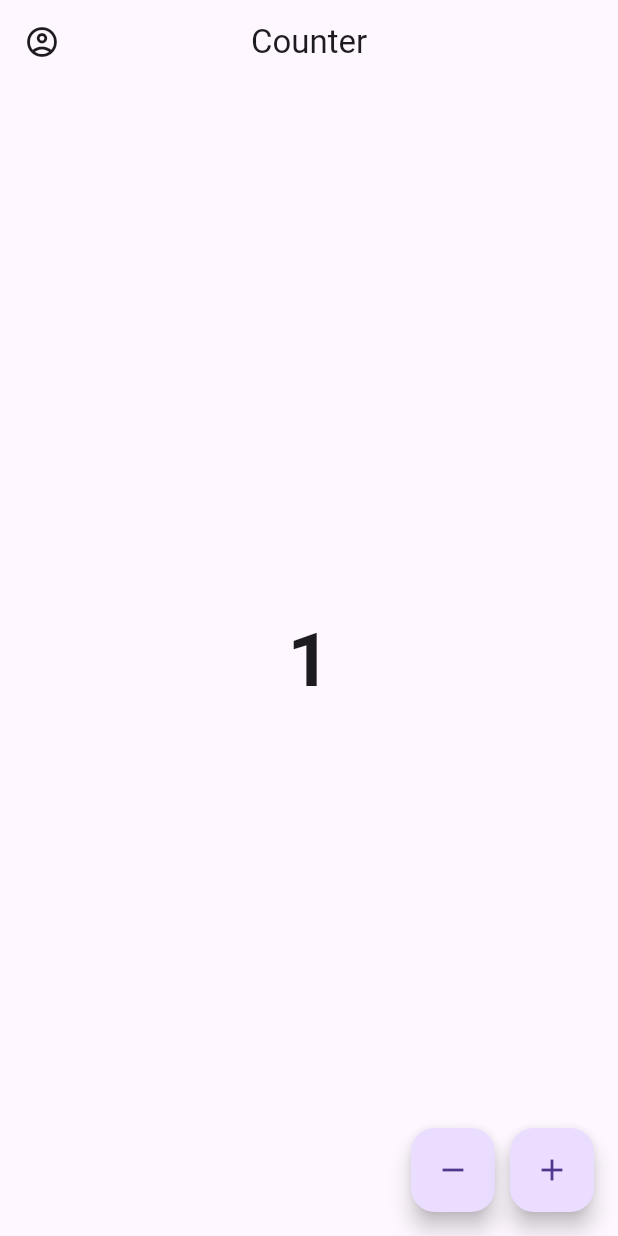
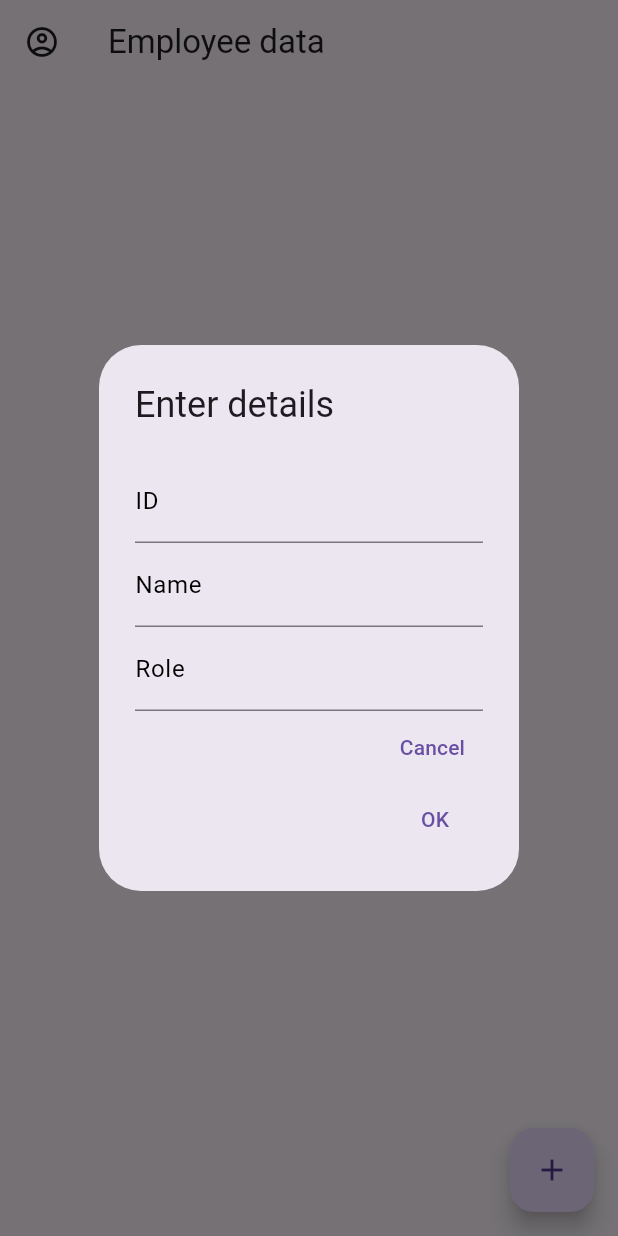
Before and after one commit to Sahilk0809/adv_flutter_getx, a Flutter app: the screen it shows after launch, after a tap on the "add" icon, on a phone screen of 412 x 824 dp. Run offline on Flutter 3.47's test engine with Material 3 defaults, Android fonts, the light colour scheme and no system bars; our stand-ins replace get.

Commit message:
12-08-2024

```diff
--- a/lib/controller/counter_controller.dart
+++ b/lib/controller/counter_controller.dart
@@ -1,4 +1,3 @@
-import 'package:flutter/material.dart';
 import 'package:get/get.dart';
 
 class CounterController extends GetxController{
--- /dev/null
+++ b/lib/controller/employee_management_controller.dart
@@ -0,0 +1,26 @@
+import 'package:get/get.dart';
+
+import '../modal/employee_management_modal.dart';
+
+class EmployeeManagementController extends GetxController {
+  RxList<EmployeeManagementModal> employeeList =
+      <EmployeeManagementModal>[].obs;
+
+  void addEmployeeData(Map employee) {
+    employeeList.add(
+      EmployeeManagementModal.fromMap(employee),
+    );
+  }
+
+  void removeEmployeeData(int index) {
+    employeeList.removeAt(index);
+  }
+
+  void updateEmployeeData(int index, Map employee) {
+    employeeList.removeAt(index);
+    employeeList.insert(
+      index,
+      EmployeeManagementModal.fromMap(employee),
+    );
+  }
+}
--- a/lib/main.dart
+++ b/lib/main.dart
@@ -1,4 +1,5 @@
 import 'package:adv_flutter_getx/view/counter.dart';
+import 'package:adv_flutter_getx/view/employee_management_screen.dart';
 import 'package:flutter/material.dart';
 import 'package:get/get.dart';
 
@@ -16,7 +17,7 @@ class MyApp extends StatelessWidget {
       getPages: [
         GetPage(
           name: '/',
-          page: () => const CounterApp(),
+          page: () => const EmployeeManagementScreen(),
         ),
       ],
     );
--- /dev/null
+++ b/lib/modal/employee_management_modal.dart
@@ -0,0 +1,17 @@
+class EmployeeManagementModal {
+  late String id, name, city, contact, role;
+
+  EmployeeManagementModal({
+    required this.id,
+    required this.name,
+    required this.role,
+  });
+
+  factory EmployeeManagementModal.fromMap(Map m1) {
+    return EmployeeManagementModal(
+      id: m1['id'],
+      name: m1['name'],
+      role: m1['role'],
+    );
+  }
+}
--- /dev/null
+++ b/lib/view/employee_management_screen.dart
@@ -0,0 +1,202 @@
+import 'package:adv_flutter_getx/controller/employee_management_controller.dart';
+import 'package:flutter/cupertino.dart';
+import 'package:flutter/material.dart';
+import 'package:get/get.dart';
+
+class EmployeeManagementScreen extends StatelessWidget {
+  const EmployeeManagementScreen({super.key});
+
+  @override
+  Widget build(BuildContext context) {
+    return Scaffold(
+      appBar: AppBar(
+        leading: const Icon(Icons.account_circle_outlined),
+        title: const Text('Employee data'),
+      ),
+      body: Obx(
+        () {
+          return ListView.builder(
+            itemCount: employeeController.employeeList.length,
+            itemBuilder: (context, index) => ListTile(
+              leading:
+                  Text(employeeController.employeeList[index].id.toString()),
+              title: Text(employeeController.employeeList[index].name),
+              subtitle: Text(employeeController.employeeList[index].role),
+              trailing: Row(
+                mainAxisSize: MainAxisSize.min,
+                children: [
+                  IconButton(
+                    onPressed: () {
+                      showDialog(
+                        context: context,
+                        builder: (context) => AlertDialog(
+                          title: const Text('Update details'),
+                          actions: [
+                            inputDetails(
+                              label: 'ID',
+                              controller: txtId,
+                            ),
+                            inputDetails(
+                              label: 'Name',
+                              controller: txtName,
+                            ),
+                            inputDetails(
+                              label: 'Role',
+                              controller: txtRole,
+                            ),
+                            TextButton(
+                              onPressed: () {
+                                Navigator.pop(context);
+                              },
+                              child: const Text('Cancel'),
+                            ),
+                            TextButton(
+                              onPressed: () {
+                                employeeController.updateEmployeeData(index, {
+                                  'id': txtId.text,
+                                  'name': txtName.text,
+                                  'role': txtRole.text,
+                                });
+                                txtName.clear();
+                                txtId.clear();
+                                txtRole.clear();
+                                Navigator.pop(context);
+                              },
+                              child: const Text('OK'),
+                            ),
+                          ],
+                        ),
+                      );
+                    },
+                    icon: const Icon(Icons.edit),
+                  ),
+                  IconButton(
+                    onPressed: () {
+                      showDialog(
+                        context: context,
+                        builder: (context) => AlertDialog(
+                          title: const Text('Are you sure you want to delete'),
+                          content: const Text('This Action can\'t be undo'),
+                          actions: [
+                            TextButton(
+                              onPressed: () {
+                                Navigator.pop(context);
+                              },
+                              child: const Text('Cancel'),
+                            ),
+                            TextButton(
+                              onPressed: () {
+                                employeeController.removeEmployeeData(index);
+                                Navigator.pop(context);
+                              },
+                              child: const Text('OK'),
+                            ),
+                          ],
+                        ),
+                      );
+                    },
+                    icon: const Icon(
+                      Icons.delete,
+                      color: Colors.red,
+                    ),
+                  ),
+                ],
+              ),
+            ),
+          );
+        },
+      ),
+      floatingActionButton: FloatingActionButton(
+        onPressed: () {
+          showDialog(
+            context: context,
+            builder: (context) => Form(
+              key: formKey,
+              child: AlertDialog(
+                title: const Text('Enter details'),
+                actions: [
+                  inputDetails(
+                    label: 'ID',
+                    controller: txtId,
+                  ),
+                  inputDetails(
+                    label: 'Name',
+                    controller: txtName,
+                  ),
+                  inputDetails(
+                    label: 'Role',
+                    controller: txtRole,
+                  ),
+                  TextButton(
+                    onPressed: () {
+                      Navigator.pop(context);
+                    },
+                    child: const Text('Cancel'),
+                  ),
+                  TextButton(
+                    onPressed: () {
+                      bool response = formKey.currentState!.validate();
+                      if (response) {
+                        employeeController.addEmployeeData({
+                          'id': txtId.text,
+                          'name': txtName.text,
+                          'role': txtRole.text,
+                        });
+                        txtName.clear();
+                        txtId.clear();
+                        txtRole.clear();
+                        Navigator.pop(context);
+                      }
+                    },
+                    child: const Text('OK'),
+                  ),
+                ],
+              ),
+            ),
+          );
+        },
+        child: const Icon(Icons.add),
+      ),
+    );
+  }
+
+  TextFormField inputDetails({
+    required String label,
+    required TextEditingController controller,
+  }) {
+    return TextFormField(
+      validator: (value) {
+        if (value!.isEmpty) {
+          return 'Required';
+        } else {
+          return null;
+        }
+      },
+      controller: controller,
+      cursorColor: Colors.black,
+      decoration: InputDecoration(
+        label: Text(label),
+        labelStyle: const TextStyle(color: Colors.black),
+        border: const UnderlineInputBorder(
+          borderSide: BorderSide(
+            width: 1,
+            color: Colors.black,
+          ),
+        ),
+        focusedBorder: const UnderlineInputBorder(
+          borderSide: BorderSide(
+            width: 2,
+            color: Colors.black,
+          ),
+        ),
+      ),
+    );
+  }
+}
+
+GlobalKey<FormState> formKey = GlobalKey();
+var txtId = TextEditingController();
+var txtName = TextEditingController();
+var txtRole = TextEditingController();
+var txtContact = TextEditingController();
+final employeeController = Get.put(EmployeeManagementController());
```
Also changed, not shown: 1 other file.
